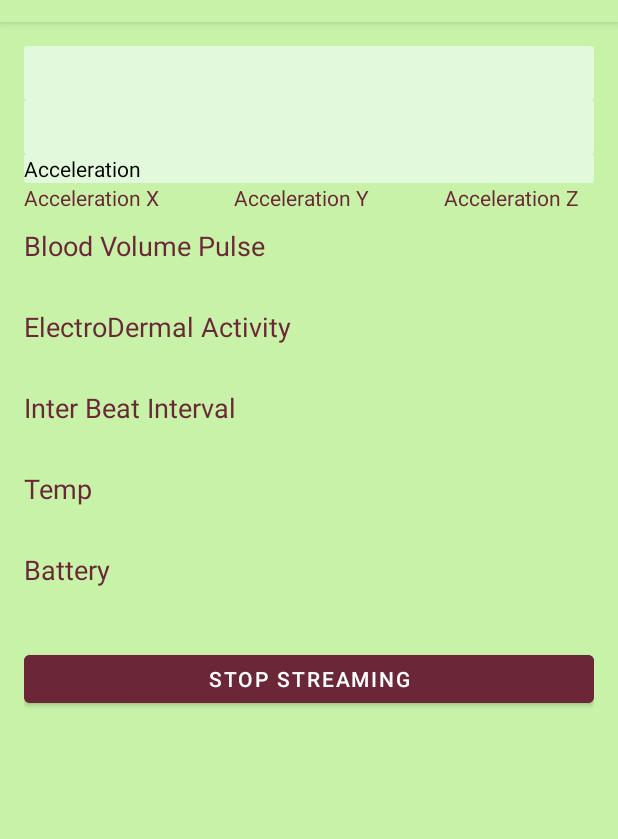
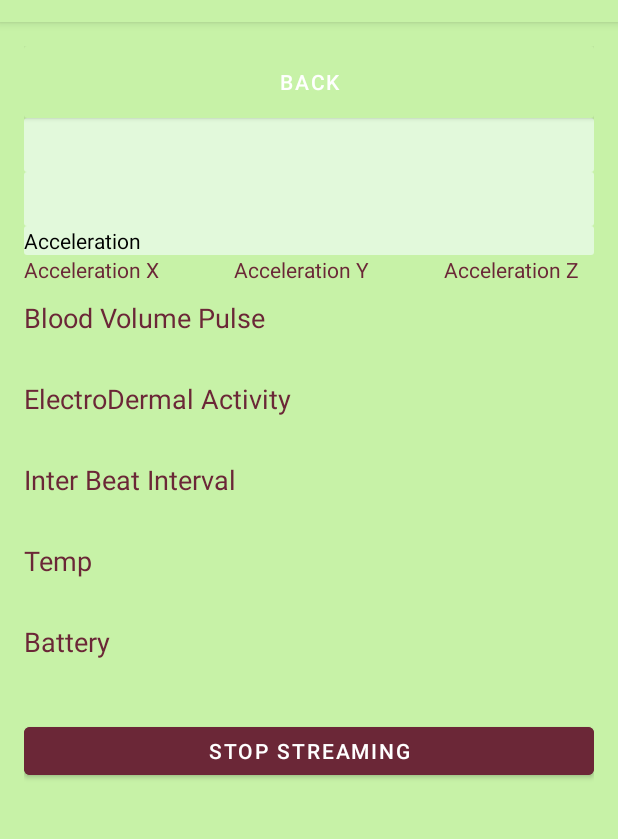
Before and after one commit to hbhashi1/Sick_Notes_App, an Android app: the Empatica2 screen opened directly, with no data from a screen before it, on a phone screen of 412 x 824 dp, the part 62-901 px from its top. Run offline under Robolectric (Android 15) with nearby library versions, the phone set to English and light mode, and no system bars; libraries missing offline, so code that uses them is left out: com.empatica.empalink; 2 statements that could not run were skipped.

Commit message:
Update adding back button. Although I cannot get it to accept the button background... ideas?

```diff
--- a/app/src/main/java/com/example/sicknotes/Empatica2.java
+++ b/app/src/main/java/com/example/sicknotes/Empatica2.java
@@ -53,6 +53,7 @@ public class Empatica2 extends AppCompatActivity implements EmpaDataDelegate, Em
     private TextView deviceNameLabel;
     private LinearLayout dataCnt;
 
+
     @Override
     protected void onCreate(Bundle savedInstanceState) {
 
@@ -70,6 +71,14 @@ public class Empatica2 extends AppCompatActivity implements EmpaDataDelegate, Em
         temperatureLabel = (TextView) findViewById(R.id.temperature);
         batteryLabel = (TextView) findViewById(R.id.battery);
         deviceNameLabel = (TextView) findViewById(R.id.deviceName);
+
+        Button backButton = (Button) findViewById(R.id.backButton);
+        backButton.setOnClickListener(new View.OnClickListener() {
+            @Override
+            public void onClick(View v) {
+                startActivity(new Intent(Empatica2.this, Page5.class));
+            }
+        });
 
         final Button disconnectButton = findViewById(R.id.disconnectButton);
 
--- a/app/src/main/res/layout/activity_empatica.xml
+++ b/app/src/main/res/layout/activity_empatica.xml
@@ -6,6 +6,15 @@
     android:orientation="vertical"
     android:padding="16dp"
     android:background="@color/granny_smith_apple">
+
+
+    <Button
+        android:id="@+id/backButton"
+        android:layout_width="match_parent"
+        android:layout_height="wrap_content"
+        android:background="@drawable/button_bg"
+        android:backgroundTint="#6B2737"
+        android:text="Back" />
 
     <TextView
         android:id="@+id/status"
@@ -21,12 +30,12 @@
         android:layout_height="36dp"/>
 
     <LinearLayout
-        android:visibility="visible"
         android:id="@+id/dataArea"
         android:layout_width="match_parent"
-        android:layout_height="match_parent"
+        android:layout_height="448dp"
         android:layout_below="@id/deviceName"
-        android:orientation="vertical">
+        android:orientation="vertical"
+        android:visibility="visible">
 
         <TextView
             android:id="@+id/accel_label"
@@ -34,14 +43,14 @@
             android:layout_height="wrap_content"
             android:layout_alignParentStart="true"
             android:background="@drawable/email_bg"
-            android:textColor="@color/black"
-            android:text="@string/accel" />
+            android:text="@string/accel"
+            android:textColor="@color/black" />
 
         <LinearLayout
             android:id="@+id/accel_area"
-            android:layout_below="@id/accel_label"
             android:layout_width="match_parent"
             android:layout_height="wrap_content"
+            android:layout_below="@id/accel_label"
             android:orientation="horizontal">
 
             <TextView
@@ -51,11 +60,10 @@
                 android:textColor="@color/wine_red" />
 
             <TextView
+                android:id="@+id/accel_x"
                 android:layout_width="wrap_content"
                 android:layout_height="wrap_content"
-                android:width="50dp"
-                android:id="@+id/accel_x"
-                />
+                android:width="50dp" />
 
             <TextView
                 android:layout_width="wrap_content"
@@ -64,11 +72,10 @@
                 android:textColor="@color/wine_red" />
 
             <TextView
+                android:id="@+id/accel_y"
                 android:layout_width="wrap_content"
                 android:layout_height="wrap_content"
-                android:width="50dp"
-                android:id="@+id/accel_y"
-                />
+                android:width="50dp" />
 
             <TextView
                 android:layout_width="wrap_content"
@@ -77,11 +84,10 @@
                 android:textColor="@color/wine_red" />
 
             <TextView
+                android:id="@+id/accel_z"
                 android:layout_width="wrap_content"
                 android:layout_height="wrap_content"
-                android:width="50dp"
-                android:id="@+id/accel_z"
-                />
+                android:width="50dp" />
 
         </LinearLayout>
 
@@ -96,11 +102,10 @@
             android:textSize="18sp" />
 
         <TextView
-            android:layout_below="@id/bvp_label"
+            android:id="@+id/bvp"
             android:layout_width="wrap_content"
             android:layout_height="wrap_content"
-            android:id="@+id/bvp"
-            />
+            android:layout_below="@id/bvp_label" />
 
         <TextView
             android:id="@+id/eda_label"
@@ -113,11 +118,10 @@
             android:textSize="18sp" />
 
         <TextView
-            android:layout_below="@id/eda_label"
+            android:id="@+id/eda"
             android:layout_width="wrap_content"
             android:layout_height="wrap_content"
-            android:id="@+id/eda"
-            />
+            android:layout_below="@id/eda_label" />
 
         <TextView
             android:id="@+id/ibi_label"
@@ -130,11 +134,10 @@
             android:textSize="18sp" />
 
         <TextView
-            android:layout_below="@id/ibi_label"
+            android:id="@+id/ibi"
             android:layout_width="wrap_content"
             android:layout_height="wrap_content"
-            android:id="@+id/ibi"
-            />
+            android:layout_below="@id/ibi_label" />
 
         <TextView
             android:id="@+id/temp_label"
@@ -147,11 +150,10 @@
             android:textSize="18sp" />
 
         <TextView
-            android:layout_below="@id/temp_label"
+            android:id="@+id/temperature"
             android:layout_width="wrap_content"
             android:layout_height="wrap_content"
-            android:id="@+id/temperature"
-            />
+            android:layout_below="@id/temp_label" />
 
         <TextView
             android:id="@+id/battery_label"
@@ -164,25 +166,24 @@
             android:textSize="18sp" />
 
         <TextView
-            android:layout_below="@id/battery_label"
+            android:id="@+id/battery"
             android:layout_width="wrap_content"
             android:layout_height="wrap_content"
-            android:id="@+id/battery"
-            />
+            android:layout_below="@id/battery_label" />
 
         <TextView
-            android:layout_below="@id/wrist_status_label"
+            android:id="@+id/wrist_status_label"
             android:layout_width="wrap_content"
             android:layout_height="wrap_content"
-            android:id="@+id/wrist_status_label"
-            />
+            android:layout_below="@id/wrist_status_label" />
 
         <Button
             android:id="@+id/disconnectButton"
-            android:text="STOP STREAMING"
             android:layout_width="match_parent"
+            android:layout_height="44dp"
             android:backgroundTint="@color/wine_red"
-            android:layout_height="44dp" />
+            android:text="STOP STREAMING" />
+
 
     </LinearLayout>
 
```
